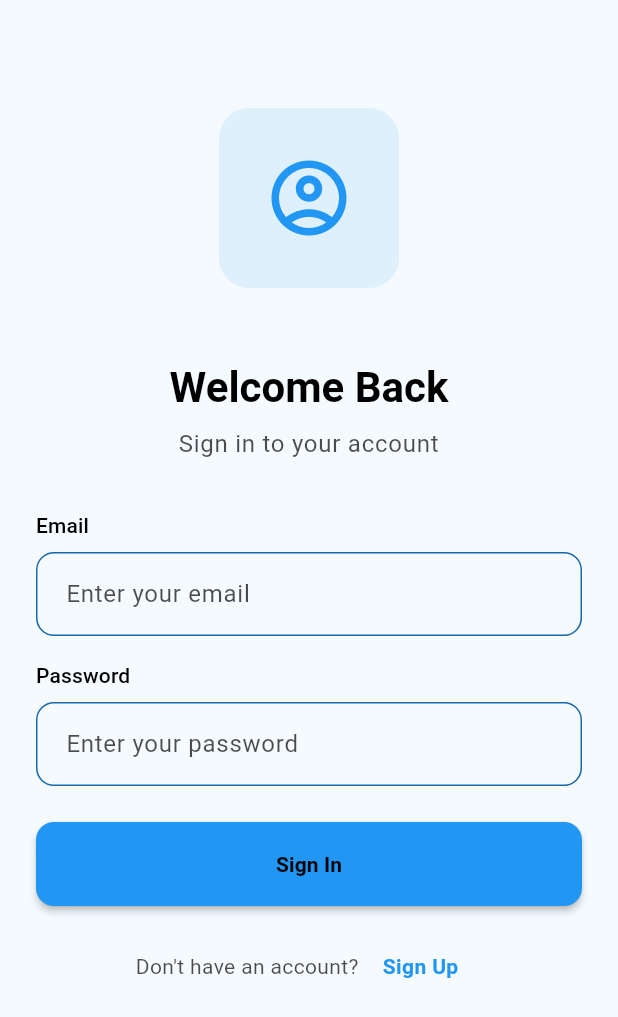
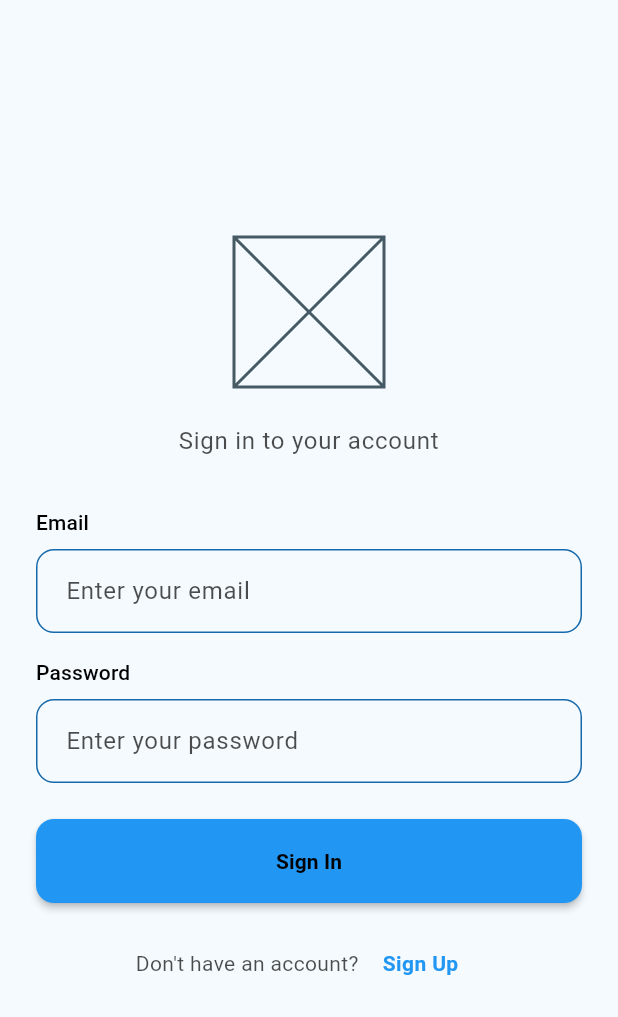
Before and after one commit to fabiobends/cribe, a Flutter app: the screen it shows after launch, on a phone screen of 412 x 824 dp. Shown: the top 1017 px of the screen. Run offline on Flutter 3.47's test engine with Material 3 defaults, Android fonts, the phone set to English and light mode, and no system bars; our stand-ins replace flutter_dotenv, shared_preferences, validators.

Commit message:
feat: make screens responsive in lanscape mode

```diff
--- a/lib/ui/auth/widgets/login_screen.dart
+++ b/lib/ui/auth/widgets/login_screen.dart
@@ -69,51 +69,37 @@ class _LoginScreenState extends State<LoginScreen> {
   @override
   Widget build(BuildContext context) {
     final theme = Theme.of(context);
-
+    final mediaQuery = MediaQuery.of(context);
+    final isLandscape = mediaQuery.orientation == Orientation.landscape;
+    final screenHeight = mediaQuery.size.height -
+        mediaQuery.padding.top -
+        mediaQuery.padding.bottom;
+    final contentHeight = isLandscape ? null : screenHeight;
     return Scaffold(
       backgroundColor: theme.colorScheme.surface,
       body: SafeArea(
         child: SingleChildScrollView(
-          padding: const EdgeInsets.all(24.0),
+          padding: const EdgeInsets.symmetric(horizontal: 24),
+          child: SizedBox(
+            height: contentHeight,
             child: Form(
               key: _formKey,
               child: Consumer<LoginViewModel>(
                 builder: (context, viewModel, child) {
                   return Column(
-                  crossAxisAlignment: CrossAxisAlignment.stretch,
+                    mainAxisAlignment: MainAxisAlignment.center,
                     children: [
-                    const SizedBox(height: 48),
-                    Center(
-                      child: Container(
-                        height: 120,
-                        width: 120,
-                        decoration: BoxDecoration(
-                          color:
-                              theme.colorScheme.primary.withValues(alpha: 0.1),
-                          borderRadius: BorderRadius.circular(20),
+                      const SizedBox(
+                        height: 100,
+                        width: 100,
+                        child: Placeholder(),
                       ),
-                        child: Icon(
-                          Icons.account_circle_outlined,
-                          size: 60,
-                          color: theme.colorScheme.primary,
-                        ),
-                      ),
-                    ),
-                    const SizedBox(height: 48),
-                    Text(
-                      'Welcome Back',
-                      style: theme.textTheme.headlineMedium?.copyWith(
-                        fontWeight: FontWeight.bold,
-                        color: theme.colorScheme.onSurface,
-                      ),
-                      textAlign: TextAlign.center,
-                    ),
-                    const SizedBox(height: 8),
+                      const SizedBox(height: 24),
                       Text(
                         'Sign in to your account',
                         style: theme.textTheme.bodyLarge?.copyWith(
-                        color:
-                            theme.colorScheme.onSurface.withValues(alpha: 0.7),
+                          color: theme.colorScheme.onSurface
+                              .withValues(alpha: 0.7),
                         ),
                         textAlign: TextAlign.center,
                       ),
@@ -153,8 +139,9 @@ class _LoginScreenState extends State<LoginScreen> {
                             ),
                           ),
                           TextButton(
-                          onPressed:
-                              !viewModel.isLoading ? _navigateToRegister : null,
+                            onPressed: !viewModel.isLoading
+                                ? _navigateToRegister
+                                : null,
                             child: Text(
                               'Sign Up',
                               style: theme.textTheme.bodyMedium?.copyWith(
@@ -165,7 +152,6 @@ class _LoginScreenState extends State<LoginScreen> {
                           ),
                         ],
                       ),
-                    const SizedBox(height: 48),
                     ],
                   );
                 },
@@ -173,6 +159,7 @@ class _LoginScreenState extends State<LoginScreen> {
             ),
           ),
         ),
+      ),
     );
   }
 }
--- a/lib/ui/auth/widgets/register_screen.dart
+++ b/lib/ui/auth/widgets/register_screen.dart
@@ -86,13 +86,12 @@ class _RegisterScreenState extends State<RegisterScreen> {
       ),
       body: SafeArea(
         child: SingleChildScrollView(
-          padding: const EdgeInsets.all(24.0),
+          padding: const EdgeInsets.symmetric(horizontal: 24.0),
           child: Form(
             key: _formKey,
             child: Column(
               crossAxisAlignment: CrossAxisAlignment.stretch,
               children: [
-                const SizedBox(height: 24),
                 Text(
                   'Create Account',
                   style: theme.textTheme.headlineMedium?.copyWith(
```
Lines whose indentation alone changed are shown as unchanged.
